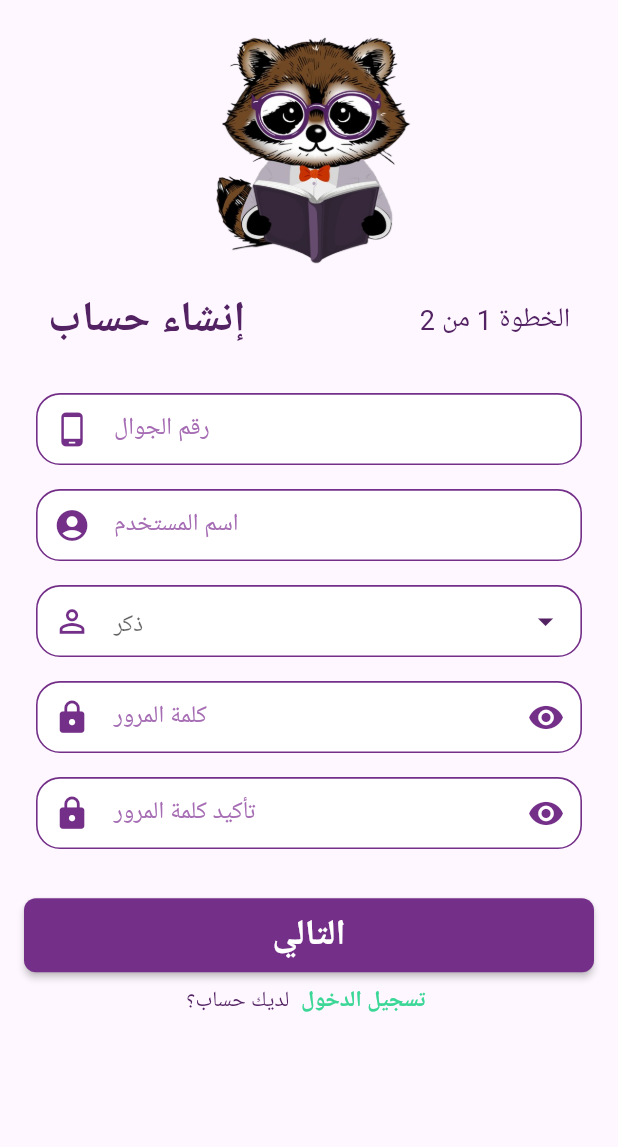
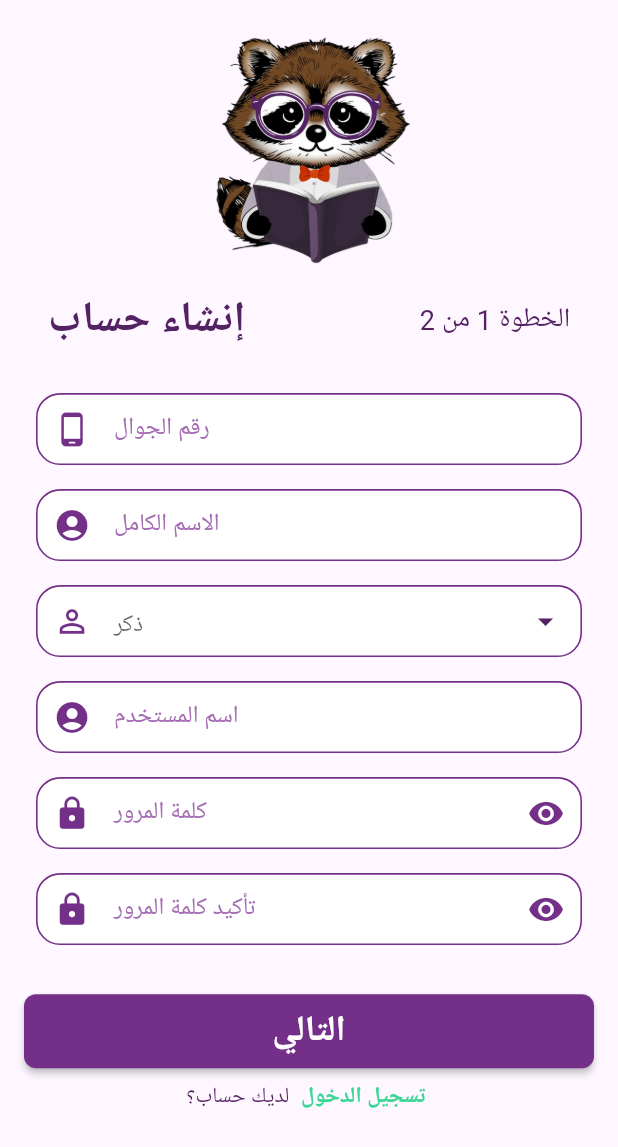
Before and after one commit to HeshamBarahim/Falih-repo, a Flutter app: the Signup screen opened directly, on a phone screen of 412 x 824 dp. Shown: the top 1147 px of the screen. Run offline on Flutter 3.47's test engine with Material 3 defaults, Android fonts, the phone set to English and light mode, and no system bars; our stand-ins replace auto_size_text, cached_network_image, carousel_slider, cloud_firestore, connectivity_plus, firebase_auth and 12 more; missing offline and left inert: flutter_math_fork; accounts and stored records are empty; network calls fail.

Commit message:
Add Username Fields to SignUp Page

```diff
--- a/lib/src/controller/login_controller.dart
+++ b/lib/src/controller/login_controller.dart
@@ -114,7 +114,7 @@ class LoginController extends GetxController {
       // Fetch the associated phone number from Firestore
       final querySnapshot = await FirebaseFirestore.instance
           .collection('users')
-          .where('Username', isEqualTo: username)
+          .where('UserName', isEqualTo: username)
           .limit(1)
           .get();
 
--- a/lib/src/controller/profile_controller.dart
+++ b/lib/src/controller/profile_controller.dart
@@ -190,7 +190,7 @@ class ProfileController extends GetxController {
       final updatedUser = UserModel(
           id: userController.user.value!.id,
           fullName: userController.user.value!.fullName,
-          username: userController.user.value?.username ?? '',
+          userName: userController.user.value?.userName ?? '',
           userProfileImgUrl: url,
           phoneNo: userController.user.value!.phoneNo,
           fakeEmail: userController.user.value!.fakeEmail,
@@ -226,7 +226,7 @@ class ProfileController extends GetxController {
       final updatedUser = UserModel(
         id: userController.user.value?.id,
         fullName: fullName.text.trim(),
-        username: userController.user.value?.username ?? '',
+        userName: userController.user.value?.userName ?? '',
         userProfileImgUrl: userProfileImgUrl.value?.trim(),
         phoneNo: phoneNo.text.trim(),
         fakeEmail: userController.user.value!.fakeEmail,
--- a/lib/src/models/user_model.dart
+++ b/lib/src/models/user_model.dart
@@ -4,7 +4,7 @@ class UserModel {
   final String? id;
   final String? userProfileImgUrl;
   final String fullName;
-  final String username;
+  final String? userName;
   final String phoneNo;
   final String fakeEmail;
   final String schoolName;
@@ -21,8 +21,8 @@ class UserModel {
     this.id,
     this.password,
     this.userProfileImgUrl,
+    this.userName,
     required this.fullName,
-    required this.username,
     required this.phoneNo,
     required this.fakeEmail,
     required this.schoolName,
@@ -35,9 +35,9 @@ class UserModel {
   // convert model to Json structure so that you can use it to store data in Firebase
   toJson() {
     return {
+      'userProfileImgUrl': userProfileImgUrl,
       "FullName": fullName,
-      "Username": username,
-      'userProfileImgUrl': userProfileImgUrl,
+      "UserName": userName,
       "Phone": phoneNo,
       "fakeEmail": fakeEmail,
       "School Name": schoolName,
@@ -50,10 +50,10 @@ class UserModel {
 
   /// Empty Constructor for UserModel
   static UserModel empty() => const UserModel(
-    id: '',
+        id: '',
+        userProfileImgUrl: '',
         fullName: '',
-        username: '',
-        userProfileImgUrl: '',
+        userName: '',
         phoneNo: '',
         fakeEmail: '',
         selectedGovernorate: '',
@@ -73,9 +73,9 @@ class UserModel {
     final data = document.data()!;
     return UserModel(
       id: document.id,
+      userProfileImgUrl: data['userProfileImgUrl'] ?? '',
       fullName: data["FullName"] ?? '',
-      username: data['username'] ?? '',
-      userProfileImgUrl: data['userProfileImgUrl'] ?? '',
+      userName: data["UserName"] ?? '',
       phoneNo: data["Phone"] ?? '',
       fakeEmail: data["Fake Email"] ?? '',
       selectedGovernorate: data["Governoroate"] ?? '',
--- a/lib/src/screens/Auth/signup/signup_part1.dart
+++ b/lib/src/screens/Auth/signup/signup_part1.dart
@@ -24,7 +24,8 @@ class SignupPart1 extends StatelessWidget {
   @override
   Widget build(BuildContext context) {
     SizeConfig().init(context);
-    return SingleChildScrollView(
+    return Obx(
+      () => SingleChildScrollView(
         child: Form(
           key: controller.signupFormKey,
           child: Padding(
@@ -81,7 +82,7 @@ class SignupPart1 extends StatelessWidget {
                         keyboardType: TextInputType.text,
                         myController: controller.fullName,
                         validator: Helper.validatefullName,
-                      labelText: S.of(context).hint_text_username,
+                        labelText: S.of(context).hint_text_fullname,
                         prefixIcon: Icon(
                           Icons.account_circle,
                           size: SizeConfig.screenWidth! * 0.06,
@@ -116,6 +117,21 @@ class SignupPart1 extends StatelessWidget {
                             ),
                           ),
                         ],
+                      ),
+                      CustomTextForm(
+                        keyFormatter: false,
+                        keyboardType: TextInputType.text,
+                        myController: controller.userName,
+                        errorMessage: controller.userNameError.value
+                            ? controller.userNameErrorMessage.value
+                            : null,
+                        // onChanged: Helper.onChangedUsername,
+                        validator: Helper.validateUsername,
+                        labelText: S.of(context).hint_text_username,
+                        prefixIcon: Icon(
+                          Icons.account_circle,
+                          size: SizeConfig.screenWidth! * 0.06,
+                        ),
                       ),
                       GetBuilder<ShowPasswordController>(
                         init: ShowPasswordController(),
@@ -163,8 +179,9 @@ class SignupPart1 extends StatelessWidget {
                     children: [
                       NextButton(
                         funtion: () {
-                        if (controller.signupFormKey.currentState!.validate()) {
-                          controller.goToNextPage();
+                          if (controller.signupFormKey.currentState!
+                              .validate()) {
+                            controller.showUserNameErrorMessage();
                           }
                         },
                       ),
@@ -193,6 +210,7 @@ class SignupPart1 extends StatelessWidget {
             ),
           ),
         ),
+      ),
     );
   }
 }
--- a/lib/src/screens/Auth/widgets_auth/drop_down_form.dart
+++ b/lib/src/screens/Auth/widgets_auth/drop_down_form.dart
@@ -42,7 +42,10 @@ class CustomDropDownForm extends StatelessWidget {
           contentPadding:
               const EdgeInsets.symmetric(vertical: 0.0, horizontal: 20.0),
           filled: true,
+
           fillColor: Colors.white,
+          errorStyle: TextStyle(
+              color: Colors.red, fontSize: SizeConfig.screenWidth! * 0.02875),
           enabledBorder: OutlineInputBorder(
             borderRadius: BorderRadius.circular(16),
             borderSide: BorderSide(
--- a/lib/src/screens/Auth/widgets_auth/password_text_form_field.dart
+++ b/lib/src/screens/Auth/widgets_auth/password_text_form_field.dart
@@ -58,7 +58,7 @@ class CustomPasswordTextForm extends StatelessWidget {
               fontSize: SizeConfig.screenWidth! * 0.03875,
               color: AppColors.hintColor),
           errorStyle: TextStyle(
-              color: Colors.red, fontSize: SizeConfig.screenWidth! * 0.03875),
+              color: Colors.red, fontSize: SizeConfig.screenWidth! * 0.02875),
           prefixIcon: prefixIcon,
           prefixIconColor: AppColors.mainColor,
           suffixIcon: IconButton(
--- a/lib/src/screens/Auth/widgets_auth/text_form_field.dart
+++ b/lib/src/screens/Auth/widgets_auth/text_form_field.dart
@@ -7,15 +7,19 @@ import '../../../config/sizes.dart';
 class CustomTextForm extends StatelessWidget {
   final TextEditingController myController;
   final String? Function(String?)? validator;
+  final String? Function(String?)? onChanged;
   final TextInputType keyboardType;
   final bool keyFormatter;
   final String labelText;
+  final String? errorMessage;
   final Widget prefixIcon;
 
   const CustomTextForm(
       {super.key,
       required this.myController,
-      this.validator,
+      required this.validator,
+      this.onChanged,
+      this.errorMessage,
       required this.keyboardType,
       required this.keyFormatter,
       required this.labelText,
@@ -29,6 +33,12 @@ class CustomTextForm extends StatelessWidget {
       child: TextFormField(
         controller: myController,
         validator: validator,
+
+        /// Optional
+        onChanged: onChanged,
+
+        ///
+
         keyboardType: keyboardType,
         inputFormatters: keyFormatter == true
             ? [
@@ -48,8 +58,12 @@ class CustomTextForm extends StatelessWidget {
           //     fontSize: SizeConfig.screenWidth! * 0.03875, color: Colors.grey),
           labelText: labelText,
           labelStyle: const TextStyle(fontSize: 16, color: AppColors.hintColor),
+          errorText: errorMessage,
           errorStyle: TextStyle(
-              color: Colors.red, fontSize: SizeConfig.screenWidth! * 0.03875),
+            color: Colors.red,
+            fontSize: SizeConfig.screenWidth! * 0.02895,
+          ),
+
           prefixIcon: prefixIcon,
           prefixIconColor: AppColors.mainColor,
           contentPadding: EdgeInsets.symmetric(
```
Also changed, not shown: lib/src/controller/signup_controller.dart (+33 -2 lines), lib/src/helper/helper_controller.dart (+15 -0 lines). Lines whose indentation alone changed are shown as unchanged.
